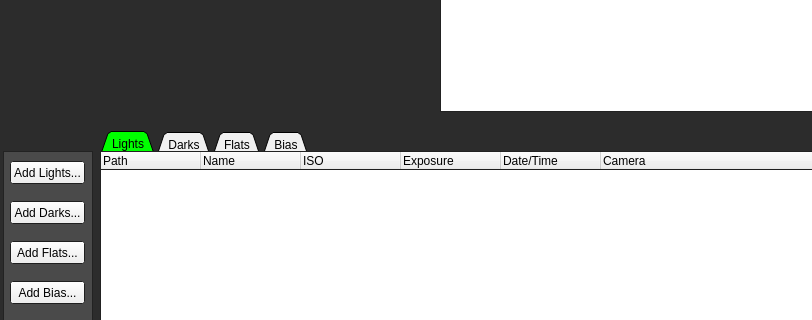
CarlMansfield/ImageStacker, file mainwindow.ui: the form before one commit; both pictures show x 0 to 812 and y 318 to 638 of the 1080 by 720 pixel window.
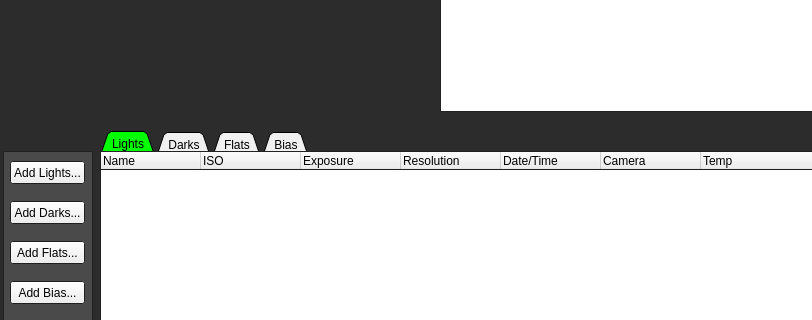
The form after the commit.

The edit to the form file:
```diff
--- a/mainwindow.ui
+++ b/mainwindow.ui
@@ -176,11 +176,6 @@
     <property name="frameShadow">
      <enum>QFrame::Sunken</enum>
     </property>
-    <column>
-     <property name="text">
-      <string>Path</string>
-     </property>
-    </column>
     <column>
      <property name="text">
       <string>Name</string>
@@ -196,6 +191,11 @@
       <string>Exposure</string>
      </property>
     </column>
+    <column>
+     <property name="text">
+      <string>Resolution</string>
+     </property>
+    </column>
     <column>
      <property name="text">
       <string>Date/Time</string>
@@ -206,6 +206,11 @@
       <string>Camera</string>
      </property>
     </column>
+    <column>
+     <property name="text">
+      <string>Temp</string>
+     </property>
+    </column>
    </widget>
    <widget class="QTabWidget" name="tabWidget">
     <property name="geometry">
```
Left out of the diff: 2 changed lines with no effect on the pictures.
